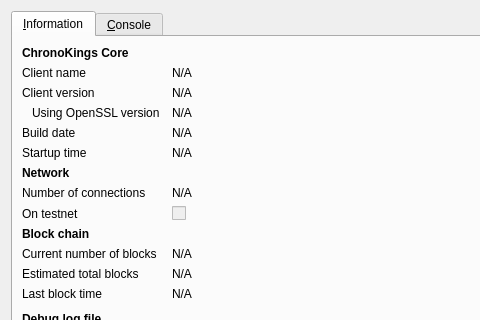
Qt form src/qt/forms/rpcconsole.ui (chronokings/huntercoin) before a commit; both pictures show x 0 to 480 and y 0 to 320 of the 740 by 450 pixel window.
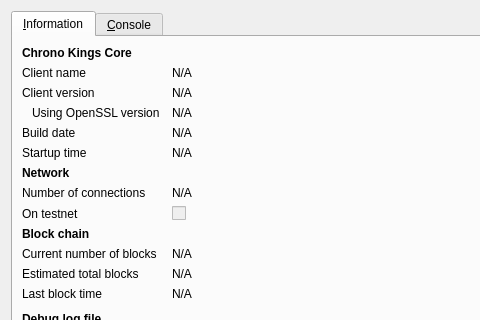
The same form after that commit. Icons and pictures are not drawn.

```diff
--- a/src/qt/forms/rpcconsole.ui
+++ b/src/qt/forms/rpcconsole.ui
@@ -36,7 +36,7 @@
           </font>
          </property>
          <property name="text">
-          <string>ChronoKings Core</string>
+          <string>Chrono Kings Core</string>
          </property>
         </widget>
        </item>
```
Left out of the diff: 6 changed lines with no effect on the pictures.
